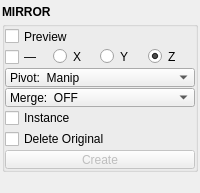
This is mayatk/edit_utils/mirror.ui in m3trik/mayatk as Qt 5 draws it before an edit. The edited form follows.
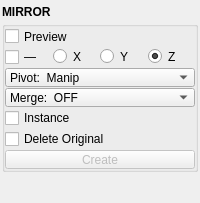
This is the edited form. Custom widgets are drawn as their Qt base class.

```diff
--- a/mayatk/edit_utils/mirror.ui
+++ b/mayatk/edit_utils/mirror.ui
@@ -390,6 +390,9 @@
         <property name="orientation">
          <enum>Qt::Vertical</enum>
         </property>
+        <property name="sizeType">
+         <enum>QSizePolicy::Fixed</enum>
+        </property>
         <property name="sizeHint" stdset="0">
          <size>
           <width>0</width>
```
Left out of the diff: 6 changed lines with no effect on the pictures.
